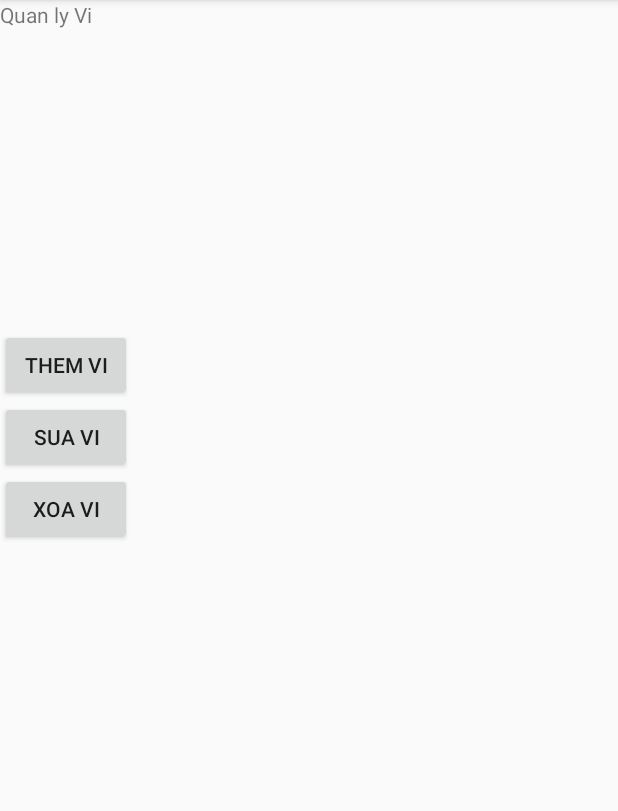
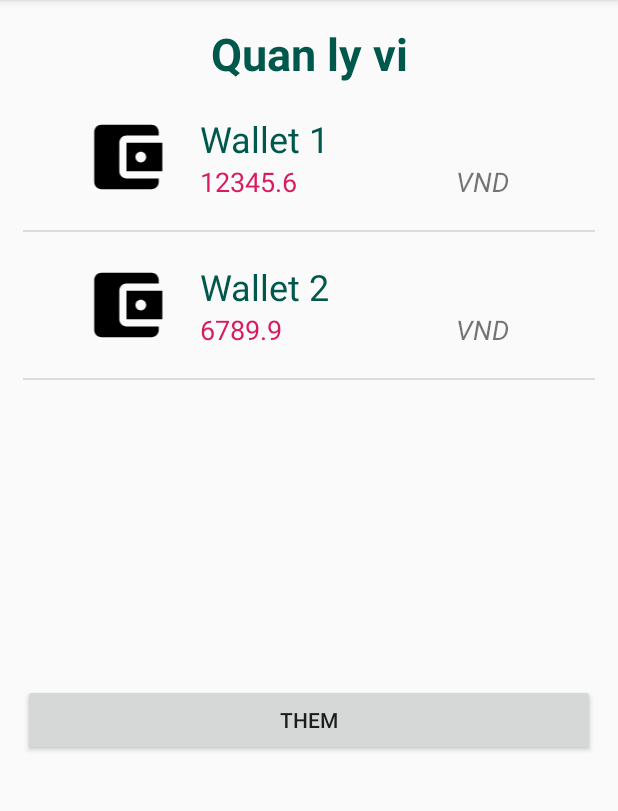
Before and after one commit to thangle1202/LoverMoneyPTIT, an Android app: the fragment WalletFragment placed in its activity, in the side drawer, after a tap on "Wallet", on a phone screen of 412 x 824 dp, the part 84-895 px from its top. Run offline under Robolectric (Android 15) with nearby library versions, the light colour scheme and no system bars; libraries missing offline, so code that uses them is left out: io.realm, io.realm.annotations.

Commit message:
- Done CRUD wallet. - Declare strings variable (string.xml)

```diff
--- a/app/src/main/java/com/example/lovermoneyptit/AccountFragment.java
+++ b/app/src/main/java/com/example/lovermoneyptit/AccountFragment.java
@@ -26,4 +26,6 @@ public class AccountFragment extends Fragment {
         return inflater.inflate(R.layout.fragment_account, container, false);
     }
 
+    public static class AddWalletFragment {
+    }
 }
--- /dev/null
+++ b/app/src/main/java/com/example/lovermoneyptit/AddWalletFragment.java
@@ -0,0 +1,128 @@
+package com.example.lovermoneyptit;
+
+import android.database.sqlite.SQLiteDatabase;
+import android.os.Bundle;
+import android.support.annotation.Nullable;
+import android.support.v4.app.Fragment;
+import android.support.v4.app.FragmentManager;
+import android.support.v4.app.FragmentTransaction;
+import android.view.LayoutInflater;
+import android.view.View;
+import android.view.ViewGroup;
+import android.widget.ArrayAdapter;
+import android.widget.Button;
+import android.widget.EditText;
+import android.widget.ListView;
+import android.widget.TextView;
+import android.widget.Toast;
+
+import com.example.lovermoneyptit.models.Wallet;
+import com.example.lovermoneyptit.repository.WalletRepo;
+
+import java.util.ArrayList;
+import java.util.List;
+
+public class AddWalletFragment extends Fragment {
+
+    public AddWalletFragment(){
+        // constructor
+
+    }
+
+    @Override
+    public View onCreateView(LayoutInflater inflater, @Nullable ViewGroup container, Bundle savedInstanceState) {
+
+        final View view = inflater.inflate(R.layout.fragment_add_wallet, container, false);
+
+        // mapping component var with component
+        final Button btnBack = view.findViewById(R.id.btnBackToListWallet);
+        final Button btnSave = view.findViewById(R.id.btnSaveWallet);
+        final Button btnRemove = view.findViewById(R.id.btnRemoveWallet);
+        final EditText edtWalletName = view.findViewById(R.id.edtWalletName);
+        final EditText edtWalletBalance = view.findViewById(R.id.edtWalletBalance);
+        final EditText edtWalletDesc = view.findViewById(R.id.edtWalletDesc);
+        final TextView txtWalletId = view.findViewById(R.id.txtWalletId);
+
+        // get bundle (case edit / delete)
+        final Bundle bundle = getArguments();
+        Wallet wallet = null;
+        if(bundle != null){
+            wallet = (Wallet) bundle.getSerializable("dungnd");
+            txtWalletId.setText(String.valueOf(wallet.getId()));
+            edtWalletName.setText(wallet.getWalletName());
+            edtWalletBalance.setText(String.valueOf(wallet.getBalance()));
+            edtWalletDesc.setText(wallet.getDesc());
+
+            btnRemove.setEnabled(true); // enable button remove wallet
+        }
+        else btnRemove.setEnabled(false);
+
+        // button Save event onclick (case add new wallet)
+        btnSave.setOnClickListener(new View.OnClickListener() {
+            @Override
+            public void onClick(View view) {
+
+                String walletName = edtWalletName.getText().toString().trim();
+                String walletBalance = edtWalletBalance.getText().toString().trim();
+                String walletDesc = edtWalletDesc.getText().toString().trim();
+
+                if(walletName.length() == 0 || walletBalance.length() == 0) { // check blank input
+                    Toast.makeText(getActivity(), "Nhap day du!!", Toast.LENGTH_LONG).show();
+                    return;
+                }
+
+                WalletRepo walletRepo = new WalletRepo(getActivity());
+
+                if(bundle == null) { // case add
+                    Wallet myWallet = new Wallet(walletName, Double.valueOf(walletBalance), walletDesc);
+                    walletRepo.addWallet(myWallet);
+                    // after add wallet, redirect to wallet fragment
+                    Toast.makeText(getActivity(), "Them thanh cong!!", Toast.LENGTH_LONG).show();
+                    switchFragment(view);
+                } else { // case edit
+                    Wallet myWallet = new Wallet(walletName, Double.valueOf(walletBalance), walletDesc);
+                    myWallet.setId(Long.valueOf(txtWalletId.getText().toString()));
+                    walletRepo.updateWallet(myWallet);
+
+                    // after edit wallet, redirect to wallet fragment
+                    Toast.makeText(getActivity(), "Sua thanh cong!!", Toast.LENGTH_LONG).show();
+                    switchFragment(view);
+                }
+
+            }
+        });
+
+
+        // button Remove event onclick
+        btnRemove.setOnClickListener(new View.OnClickListener() {
+            @Override
+            public void onClick(View view) {
+                WalletRepo walletRepo = new WalletRepo(getActivity());
+
+                Wallet myWallet = new Wallet();
+                myWallet.setId(Long.valueOf(txtWalletId.getText().toString()));
+                walletRepo.deleteWallet(myWallet);
+                // after delete wallet, redirect to wallet fragment
+                Toast.makeText(getActivity(), "Xoa thanh cong!!", Toast.LENGTH_LONG).show();
+                switchFragment(view);
+            }
+        });
+
+        btnBack.setOnClickListener(new View.OnClickListener() {
+            @Override
+            public void onClick(View view) {
+                switchFragment(view);
+            }
+        });
+
+        return view;
+    }
+
+    private void switchFragment(View view){
+        FragmentManager fm = getFragmentManager();
+        FragmentTransaction fragmentTransaction = fm.beginTransaction();
+        fragmentTransaction.replace(R.id.frame_container, new WalletFragment());
+        fragmentTransaction.commit();
+    }
+
+}
--- a/app/src/main/java/com/example/lovermoneyptit/WalletFragment.java
+++ b/app/src/main/java/com/example/lovermoneyptit/WalletFragment.java
@@ -1,11 +1,27 @@
 package com.example.lovermoneyptit;
 
 
+import android.content.Intent;
 import android.os.Bundle;
 import android.support.v4.app.Fragment;
+import android.support.v4.app.FragmentManager;
+import android.support.v4.app.FragmentTransaction;
 import android.view.LayoutInflater;
 import android.view.View;
 import android.view.ViewGroup;
+import android.widget.AdapterView;
+import android.widget.ArrayAdapter;
+import android.widget.Button;
+import android.widget.EditText;
+import android.widget.ListView;
+import android.widget.Toast;
+
+import com.example.lovermoneyptit.custom.WalletArrayAdapter;
+import com.example.lovermoneyptit.models.Wallet;
+import com.example.lovermoneyptit.repository.WalletRepo;
+
+import java.util.ArrayList;
+import java.util.List;
 
 
 /**
@@ -14,8 +30,15 @@ import android.view.ViewGroup;
 public class WalletFragment extends Fragment {
 
 
+    private Button btnAdd;
+    private ListView listView;
+    private List<Wallet> wallets = new ArrayList<>();
+
+    private WalletArrayAdapter adapter = null;
+
     public WalletFragment() {
         // Required empty public constructor
+
     }
 
 
@@ -23,7 +46,62 @@ public class WalletFragment extends Fragment {
     public View onCreateView(LayoutInflater inflater, ViewGroup container,
                              Bundle savedInstanceState) {
         // Inflate the layout for this fragment
-        return inflater.inflate(R.layout.fragment_wallet, container, false);
+        final View view = inflater.inflate(R.layout.fragment_wallet, container, false);
+
+        // listview
+        listView = view.findViewById(R.id.lvWallet);
+        // repository
+        WalletRepo walletRepo = new WalletRepo(getActivity());
+        walletRepo.init();
+
+        wallets = walletRepo.getAllWallets();
+
+        adapter = new WalletArrayAdapter(getActivity(), R.layout.item_wallet, wallets);
+
+        listView.setAdapter(adapter);
+
+        // map component variable with component
+        btnAdd = view.findViewById(R.id.btnAddWallet);
+        listView = view.findViewById(R.id.lvWallet);
+
+        // button event onclick
+        btnAdd.setOnClickListener(new View.OnClickListener() {
+            @Override
+            public void onClick(View view) {
+                FragmentManager fm = getFragmentManager();
+                FragmentTransaction fragmentTransaction = fm.beginTransaction();
+                fragmentTransaction.replace(R.id.frame_container, new AddWalletFragment());
+                fragmentTransaction.commit();
+            }
+        });
+
+        // event listview
+        listView.setOnItemClickListener(new AdapterView.OnItemClickListener() {
+            @Override
+            public void onItemClick(AdapterView<?> adapterView, View view, int i, long l) {
+
+            Toast.makeText(getActivity(), wallets.get(i).getWalletName(), Toast.LENGTH_LONG).show();
+
+            Bundle bundle = new Bundle();
+            Wallet wallet = wallets.get(i);
+
+            bundle.putSerializable("dungnd", wallet);
+
+            FragmentTransaction ft = getFragmentManager().beginTransaction();
+
+            AddWalletFragment frag = new AddWalletFragment();
+
+            frag.setArguments(bundle);
+
+            ft.replace(R.id.frame_container, frag);
+
+            ft.commit();
+
+            }
+        });
+
+        return view;
+
     }
 
 }
--- /dev/null
+++ b/app/src/main/java/com/example/lovermoneyptit/custom/WalletArrayAdapter.java
@@ -0,0 +1,53 @@
+package com.example.lovermoneyptit.custom;
+
+import android.app.Activity;
+import android.content.Context;
+import android.support.annotation.NonNull;
+import android.support.annotation.Nullable;
+import android.view.LayoutInflater;
+import android.view.View;
+import android.view.ViewGroup;
+import android.widget.ArrayAdapter;
+import android.widget.ImageView;
+import android.widget.TextView;
+
+import com.example.lovermoneyptit.R;
+import com.example.lovermoneyptit.models.Wallet;
+
+import java.util.ArrayList;
+import java.util.List;
+
+public class WalletArrayAdapter extends ArrayAdapter<Wallet> {
+
+    Activity context = null;
+    List<Wallet> wallets = null;
+    int layoutId;
+
+    public WalletArrayAdapter(@NonNull Activity context, int resource, @NonNull List<Wallet> objects) {
+        super(context, resource, objects);
+        this.context = context;
+        this.layoutId = resource;
+        this.wallets = objects;
+    }
+
+    @NonNull
+    @Override
+    public View getView(int position, @Nullable View convertView, @NonNull ViewGroup parent) {
+
+        LayoutInflater inflater = context.getLayoutInflater();
+
+        convertView = inflater.inflate(layoutId, null);
+
+        ImageView imgView = convertView.findViewById(R.id.imgItemWallet);
+        imgView.setImageResource(R.drawable.ic_manage_money);
+
+        TextView txtWalletName = convertView.findViewById(R.id.txtItemWalletName);
+        TextView txtWalletBalance = convertView.findViewById(R.id.txtItemWalletBalance);
+
+        final Wallet wallet = wallets.get(position);
+        txtWalletName.setText(wallet.getWalletName());
+        txtWalletBalance.setText(String.valueOf(wallet.getBalance()));
+
+        return convertView;
+    }
+}
--- a/app/src/main/java/com/example/lovermoneyptit/models/Wallet.java
+++ b/app/src/main/java/com/example/lovermoneyptit/models/Wallet.java
@@ -16,10 +16,16 @@ public class Wallet extends RealmObject implements Serializable {
     private long id;
     private String walletName;
     @Required
-    private Long amount; // ngan sach cua vi
+    private Double balance; // ngan sach cua vi
     private String desc;
 
     public Wallet() {
+    }
+
+    public Wallet(String walletName, Double balance, String desc) {
+        this.walletName = walletName;
+        this.balance = balance;
+        this.desc = desc;
     }
 
     public long getId() {
@@ -38,12 +44,12 @@ public class Wallet extends RealmObject implements Serializable {
         this.walletName = walletName;
     }
 
-    public Long getAmount() {
-        return amount;
+    public Double getBalance() {
+        return balance;
     }
 
-    public void setAmount(Long amount) {
-        this.amount = amount;
+    public void setBalance(Double balance) {
+        this.balance = balance;
     }
 
     public String getDesc() {
--- /dev/null
+++ b/app/src/main/java/com/example/lovermoneyptit/repository/WalletRepo.java
@@ -0,0 +1,195 @@
+package com.example.lovermoneyptit.repository;
+
+import android.content.ContentValues;
+import android.content.Context;
+import android.database.Cursor;
+import android.database.sqlite.SQLiteDatabase;
+import android.database.sqlite.SQLiteOpenHelper;
+import android.util.Log;
+
+import com.example.lovermoneyptit.models.Wallet;
+
+import java.util.ArrayList;
+import java.util.List;
+
+public class WalletRepo extends SQLiteOpenHelper {
+
+    private static final String TAG = "SQLite";
+    private static final int DATABASE_VERSION = 1;
+    private static final String DATABASE_NAME = "MONEY_LOVER";
+    private static final String TABLE_WALLET = "WALLET";
+    private static final String COLUMN_ID = "ID";
+    private static final String COLUMN_NAME = "NAME";
+    private static final String COLUMN_BALANCE = "BALANCE";
+    private static final String COLUMN_DESC = "DESC";
+
+    public WalletRepo(Context context){
+        super(context, DATABASE_NAME, null, DATABASE_VERSION);
+    }
+
+    @Override
+    public void onCreate(SQLiteDatabase sqLiteDatabase) {
+        Log.i(TAG, "WalletRepo.onCreate ... ");
+        // create table wallet
+        String script = "CREATE TABLE " + TABLE_WALLET + "("
+                + COLUMN_ID + " INTEGER PRIMARY KEY," + COLUMN_NAME + " TEXT,"
+                + COLUMN_BALANCE + " REAL," + COLUMN_DESC + " TEXT)";
+        sqLiteDatabase.execSQL(script);
+    }
+
+    @Override
+    public void onUpgrade(SQLiteDatabase sqLiteDatabase, int oldVersion, int newVersion) {
+
+        Log.i(TAG, "WalletRepo.onUpgrade ... ");
+
+        // drop table if exists
+        sqLiteDatabase.execSQL("DROP TABLE IF EXISTS " + TABLE_WALLET);
+
+        // re-create table
+        onCreate(sqLiteDatabase);
+
+    }
+
+    // init
+    public void init(){
+
+        int quantity = this.getWalletsQuantity();
+        if(quantity == 0) {
+
+            Wallet wallet1 = new Wallet("Wallet 1", 12345.6d, "mo ta wallet 1");
+            Wallet wallet2 = new Wallet("Wallet 2", 6789.9d, "mo ta wallet 2");
+
+            this.addWallet(wallet1);
+            this.addWallet(wallet2);
+        }
+    }
+
+    public void addWallet(Wallet wallet){
+
+        Log.i(TAG, "WalletRepo.addWallet ... " + wallet.getWalletName());
+
+        SQLiteDatabase db = this.getWritableDatabase();
+
+        ContentValues contentValues = new ContentValues();
+
+        contentValues.put(COLUMN_NAME, wallet.getWalletName());
+        contentValues.put(COLUMN_BALANCE, wallet.getBalance());
+        contentValues.put(COLUMN_DESC, wallet.getDesc());
+
+        // insert into table
+        db.insert(TABLE_WALLET, null, contentValues);
+
+        // close connection
+        db.close();
+
+    }
+
+    public Wallet findWalletById(int id){
+
+        Log.i(TAG, "WalletRepo.findWalletById ... " + id);
+
+        SQLiteDatabase db = this.getReadableDatabase();
+
+        Cursor cursor = db.query(TABLE_WALLET, new String[]{COLUMN_ID, COLUMN_NAME, COLUMN_BALANCE, COLUMN_DESC},
+                        COLUMN_ID + "=?", new String[]{String.valueOf(id)},
+                        null, null, null, null);
+
+        if(cursor != null)
+            cursor.moveToFirst();
+
+        Wallet wallet = new Wallet();
+        wallet.setId(cursor.getInt(0));
+        wallet.setWalletName(cursor.getString(1));
+        wallet.setBalance(cursor.getDouble(2));
+        wallet.setDesc(cursor.getString(3));
+
+        db.close();
+
+        return wallet;
+
+    }
+
+    public List<Wallet> getAllWallets(){
+
+        Log.i(TAG, "WalletRepo.getAllWallets ... " );
+
+        List<Wallet> wallets = new ArrayList<>();
+        // select wallets from db
+        String query = "SELECT * FROM " + TABLE_WALLET;
+
+        SQLiteDatabase db = this.getReadableDatabase();
+
+        Cursor cursor = db.rawQuery(query, null);
+
+        if(cursor.moveToFirst()){
+
+            do {
+                Wallet wallet = new Wallet();
+                wallet.setId(cursor.getInt(0));
+                wallet.setWalletName(cursor.getString(1));
+                wallet.setBalance(cursor.getDouble(2));
+                wallet.setDesc(cursor.getString(3));
+                wallets.add(wallet);
+            } while(cursor.moveToNext());
+
+        }
+
+        db.close();
+
+        return wallets;
+
+    }
+
+    public int getWalletsQuantity(){
+
+        Log.i(TAG, "WalletRepo.getWalletsQuantity ... " );
+
+        String query = "SELECT * FROM " + TABLE_WALLET;
+
+        SQLiteDatabase db = this.getReadableDatabase();
+
+        Cursor cursor = db.rawQuery(query, null);
+
+        int result = cursor.getCount();
+
+        db.close();
+        cursor.close();
+
+        return result;
+
+    }
+
+    public int updateWallet(Wallet wallet){
+
+        Log.i(TAG, "WalletRepo.updateWallet ... " + wallet.getWalletName() );
+
+        SQLiteDatabase db = this.getWritableDatabase();
+
+        ContentValues values = new ContentValues();
+
+        values.put(COLUMN_NAME, wallet.getWalletName());
+        values.put(COLUMN_BALANCE, wallet.getBalance());
+        values.put(COLUMN_DESC, wallet.getDesc());
+
+        int result =  db.update(TABLE_WALLET, values, COLUMN_ID + " = ?",
+                        new String[]{String.valueOf(wallet.getId())});
+
+        //db.close();
+
+        return result;
+
+    }
+
+    public void deleteWallet(Wallet wallet){
+
+        Log.i(TAG, "WalletRepo.deleteWallet ... " + wallet.getWalletName());
+
+        SQLiteDatabase db = this.getWritableDatabase();
+
+        db.delete(TABLE_WALLET, COLUMN_ID + " =?",
+                    new String[]{String.valueOf(wallet.getId())});
+        db.close();
+
+    }
+
+}
--- a/app/src/main/res/layout/fragment_add_deal.xml
+++ b/app/src/main/res/layout/fragment_add_deal.xml
@@ -117,5 +117,11 @@
         </LinearLayout>
     </android.support.v7.widget.CardView>
 
+    <TextView
+        android:id="@+id/textView2"
+        android:layout_width="match_parent"
+        android:layout_height="wrap_content"
+        android:text="add deal fragment" />
+
 
 </LinearLayout>
--- a/app/src/main/res/layout/fragment_wallet.xml
+++ b/app/src/main/res/layout/fragment_wallet.xml
@@ -3,31 +3,40 @@
     xmlns:tools="http://schemas.android.com/tools"
     android:layout_width="match_parent"
     android:layout_height="match_parent"
-    tools:context=".WalletFragment"
-    android:orientation="vertical">
+    android:orientation="vertical"
+    android:padding="15dp"
+    tools:context=".WalletFragment">
 
     <!-- TODO: Update blank fragment layout -->
+
     <TextView
+        android:id="@+id/textView"
         android:layout_width="match_parent"
         android:layout_height="wrap_content"
-        android:text="Quan ly Vi"
+        android:gravity="center"
+        android:text="@string/wallet_title"
+        android:textAllCaps="false"
+        android:textColor="@color/colorPrimaryDark"
+        android:textSize="30sp"
+        android:textStyle="bold" />
 
-        />
     <ListView
+        android:id="@+id/lvWallet"
         android:layout_width="match_parent"
-        android:layout_height="200dp">
+        android:layout_height="400dp" />
 
-    </ListView>
-    <Button
-        android:layout_width="wrap_content"
+    <LinearLayout
+        android:layout_width="match_parent"
         android:layout_height="wrap_content"
-        android:text="Them vi"/>
-    <Button
-        android:layout_width="wrap_content"
-        android:layout_height="wrap_content"
-        android:text="Sua vi"/>
-    <Button
-        android:layout_width="wrap_content"
-        android:layout_height="wrap_content"
-        android:text="Xoa vi"/>
+        android:orientation="horizontal">
+
+        <Button
+            android:id="@+id/btnAddWallet"
+            android:layout_width="wrap_content"
+            android:layout_height="wrap_content"
+            android:layout_weight="1"
+            android:text="@string/add_button_title" />
+
+    </LinearLayout>
+
 </LinearLayout>
--- /dev/null
+++ b/app/src/main/res/layout/item_wallet.xml
@@ -0,0 +1,58 @@
+<?xml version="1.0" encoding="utf-8"?>
+<LinearLayout xmlns:android="http://schemas.android.com/apk/res/android"
+    xmlns:app="http://schemas.android.com/apk/res-auto"
+    xmlns:tools="http://schemas.android.com/tools"
+    android:layout_width="match_parent"
+    android:layout_height="wrap_content"
+    android:padding="20dp">
+
+    <ImageView
+        android:id="@+id/imgItemWallet"
+        android:layout_width="wrap_content"
+        android:layout_height="match_parent"
+        android:layout_weight="1"
+        tools:srcCompat="@drawable/ic_manage_money" />
+
+    <LinearLayout
+        android:layout_width="wrap_content"
+        android:layout_height="wrap_content"
+        android:layout_weight="1"
+        android:orientation="vertical">
+
+        <TextView
+            android:id="@+id/txtItemWalletName"
+            android:layout_width="match_parent"
+            android:layout_height="wrap_content"
+            android:layout_weight="1"
+            android:text="Quy den"
+            android:textColor="@color/colorPrimaryDark"
+            android:textSize="24sp" />
+
+        <LinearLayout
+            android:layout_width="match_parent"
+            android:layout_height="match_parent"
+            android:layout_weight="1"
+            android:orientation="horizontal">
+
+            <TextView
+                android:id="@+id/txtItemWalletBalance"
+                android:layout_width="133dp"
+                android:layout_height="wrap_content"
+                android:layout_weight="1"
+                android:text="30.000.000"
+                android:textColor="@color/colorAccent"
+                android:textSize="18sp" />
+
+            <TextView
+                android:id="@+id/textView5"
+                android:layout_width="wrap_content"
+                android:layout_height="wrap_content"
+                android:layout_weight="1"
+                android:text="VND"
+                android:textSize="18sp"
+                android:textStyle="italic" />
+        </LinearLayout>
+
+    </LinearLayout>
+
+</LinearLayout>
--- a/app/src/main/res/values/strings.xml
+++ b/app/src/main/res/values/strings.xml
@@ -5,4 +5,11 @@
 
     <!-- TODO: Remove or change this placeholder text -->
     <string name="hello_blank_fragment">Hello blank fragment</string>
+
+    <string name="wallet_title">Quan ly vi</string>
+
+    <string name="add_button_title">Them</string>
+    <string name="edit_button_title">Sua</string>
+    <string name="delete_button_title">Xoa</string>
+
 </resources>
```
Also changed, not shown: app/src/main/res/layout/fragment_add_wallet.xml (added, +142 -0 lines).
